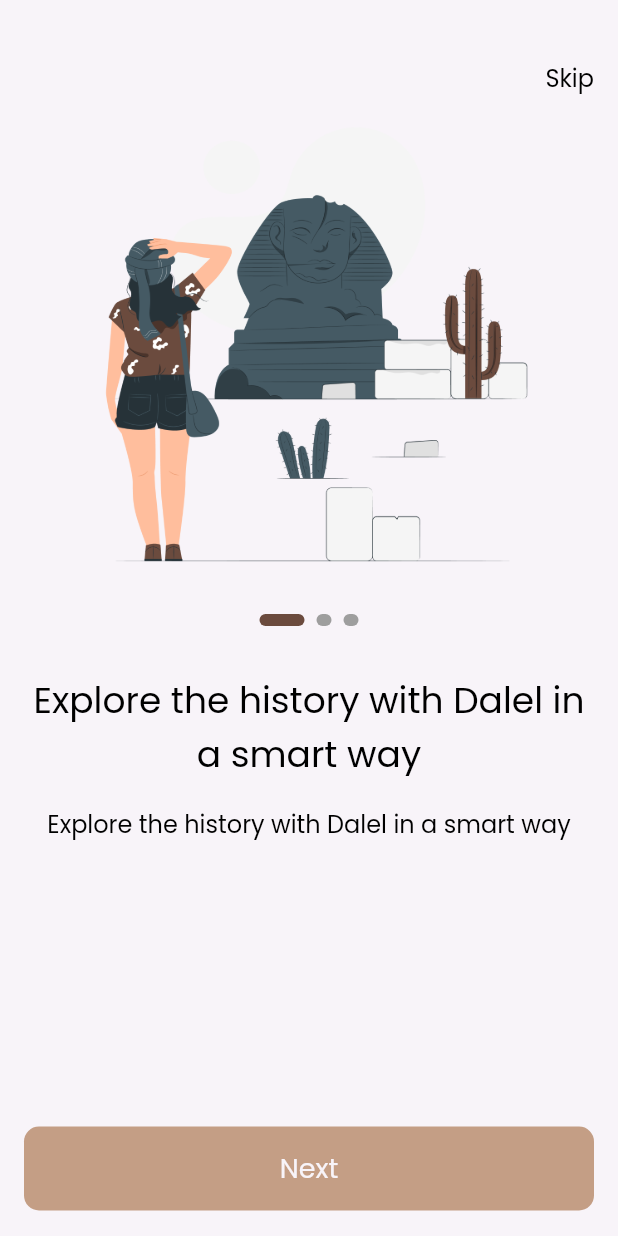
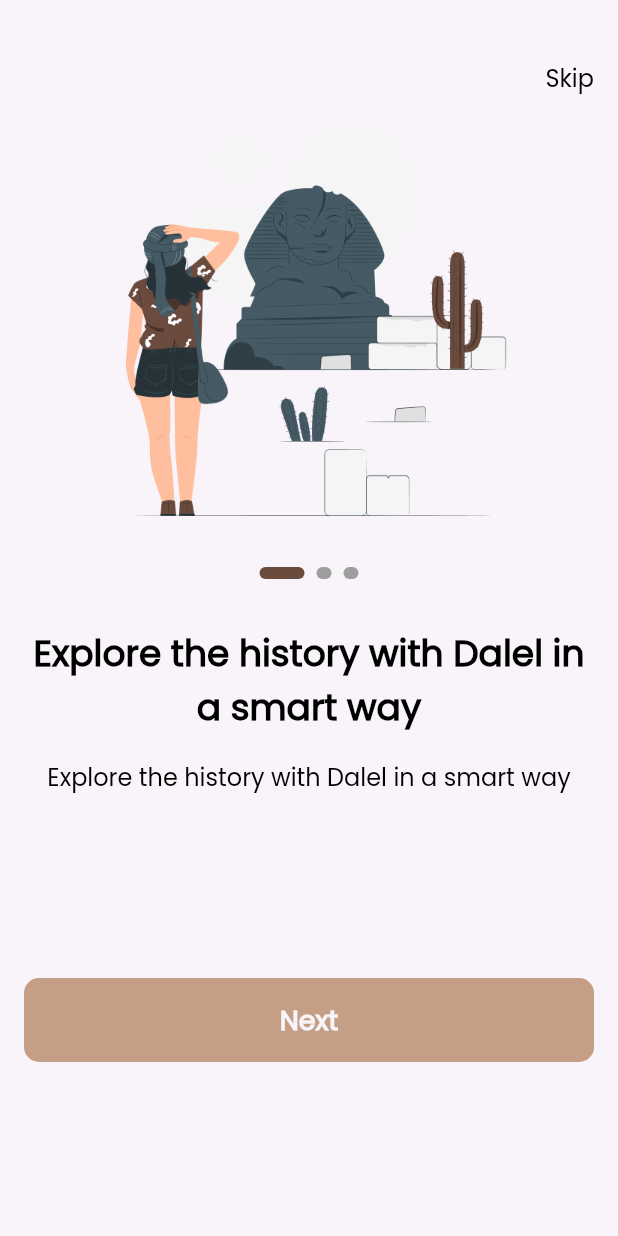
Before and after one commit to ebrahim969/dalel, a Flutter app: the screen it shows after launch, on a phone screen of 412 x 824 dp. Run offline on Flutter 3.47's test engine with Material 2 defaults, Android fonts, the phone set to English and light mode, and no system bars; drawn by our look-alikes of smooth_page_indicator; our stand-ins replace get.

Commit message:
refactor code

```diff
--- a/lib/core/utils/app_styles.dart
+++ b/lib/core/utils/app_styles.dart
@@ -13,7 +13,7 @@ abstract class CustomTextStyles
 
     static const  poppins500Style24 = TextStyle(
       fontSize: 24,
-      fontWeight: FontWeight.w400,
+      fontWeight: FontWeight.bold,
       color: AppColors.black,
       fontFamily: "Poppins"
     );
--- a/lib/features/on_boarding/presentation/view/screens/on_boarding_view.dart
+++ b/lib/features/on_boarding/presentation/view/screens/on_boarding_view.dart
@@ -13,11 +13,13 @@ class OnBoardingView extends StatelessWidget {
       child: Scaffold(
         body: Padding(
           padding: const EdgeInsets.symmetric(horizontal: 16),
-          child: Column(
+          child: ListView(
+            physics:const BouncingScrollPhysics(),
             children: [
               const SizedBox(height: 40,),
               const CustomNavBar(),
               OnBoardingViewBody(),
+              const SizedBox(height: 88,),
               const CustomButton(text: AppStrings.next,),
               const SizedBox(height: 17,),
             ],
--- a/lib/features/on_boarding/presentation/view/widgets/on_boarding_view_body.dart
+++ b/lib/features/on_boarding/presentation/view/widgets/on_boarding_view_body.dart
@@ -9,14 +9,26 @@ class OnBoardingViewBody extends StatelessWidget {
   final PageController _controller = PageController();
   @override
   Widget build(BuildContext context) {
-    return Expanded(
+    return SizedBox(
+      height: 500,
       child: PageView.builder(
+        physics:const BouncingScrollPhysics(),
           controller: _controller,
           itemCount: 3,
           itemBuilder: (context, index) {
             return Column(
               children: [
-                Image.asset(Assets.imagesOnBoarding1),
+                Container(
+                  height:290,
+                  width: 343,
+                  decoration: const BoxDecoration(
+                    image: DecorationImage(
+                      image: AssetImage(Assets.imagesOnBoarding1),
+                      fit: BoxFit.fill
+                      ),
+                  ),
+
+                ),
                 const SizedBox(
                   height: 24,
                 ),
@@ -30,6 +42,8 @@ class OnBoardingViewBody extends StatelessWidget {
                   "Explore the history with Dalel in a smart way",
                   style: CustomTextStyles.poppins500Style24,
                   textAlign: TextAlign.center,
+                  maxLines: 2,
+                  overflow: TextOverflow.ellipsis,
                 ),
                 const SizedBox(
                   height: 16,
@@ -38,8 +52,9 @@ class OnBoardingViewBody extends StatelessWidget {
                   "Explore the history with Dalel in a smart way",
                   style: CustomTextStyles.poppins300Style16,
                   textAlign: TextAlign.center,
+                  maxLines: 2,
+                  overflow: TextOverflow.ellipsis,
                 ),
-
               ],
             );
           }),
--- a/lib/features/splash/presentation/views/splash_view.dart
+++ b/lib/features/splash/presentation/views/splash_view.dart
@@ -1,6 +1,5 @@
 import 'package:dalel_app/core/utils/app_strings.dart';
 import 'package:flutter/material.dart';
-import 'package:get/get.dart';
 
 import '../../../../core/utils/app_styles.dart';
 import '../../../on_boarding/presentation/view/screens/on_boarding_view.dart';
@@ -16,7 +15,7 @@ class _SplashViewState extends State<SplashView> {
 
   @override
   void initState() {
-    navigateFromSplash();
+    navigateFromSplash(context);
     super.initState();
   }
   @override
@@ -29,8 +28,10 @@ class _SplashViewState extends State<SplashView> {
   }
 }
 
-void navigateFromSplash() {
+void navigateFromSplash(BuildContext context) {
     Future.delayed(const Duration(seconds: 2),(){
-      Get.to(const OnBoardingView(), transition: Transition.leftToRight);
+      Navigator.of(context).pushReplacement(MaterialPageRoute(builder: (context){
+        return const OnBoardingView();
+      }));
     });
   }
```
